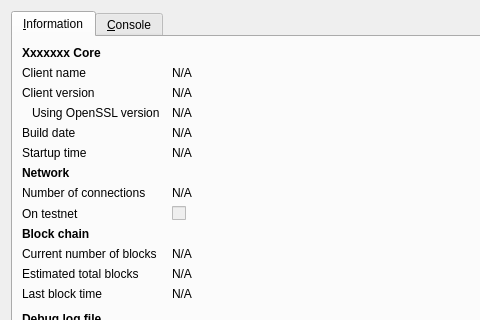
UmbrellaHoldings/ULTC, file src/qt/forms/rpcconsole.ui: the form before one commit; both pictures show x 0 to 480 and y 0 to 320 of the 740 by 450 pixel window.
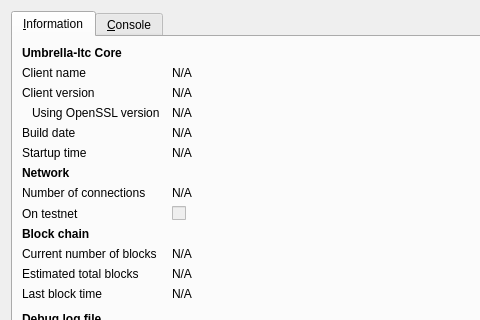
The form after the commit. Icons and pictures are not drawn.

Commit message: rename entries and files for umbrella-ltc

What changed in the file:
```diff
--- a/src/qt/forms/rpcconsole.ui
+++ b/src/qt/forms/rpcconsole.ui
@@ -36,7 +36,7 @@
           </font>
          </property>
          <property name="text">
-          <string>Xxxxxxx Core</string>
+          <string>Umbrella-ltc Core</string>
          </property>
         </widget>
        </item>
```
Left out of the diff: 6 changed lines with no effect on the pictures. The commit also changes 152 other files.
